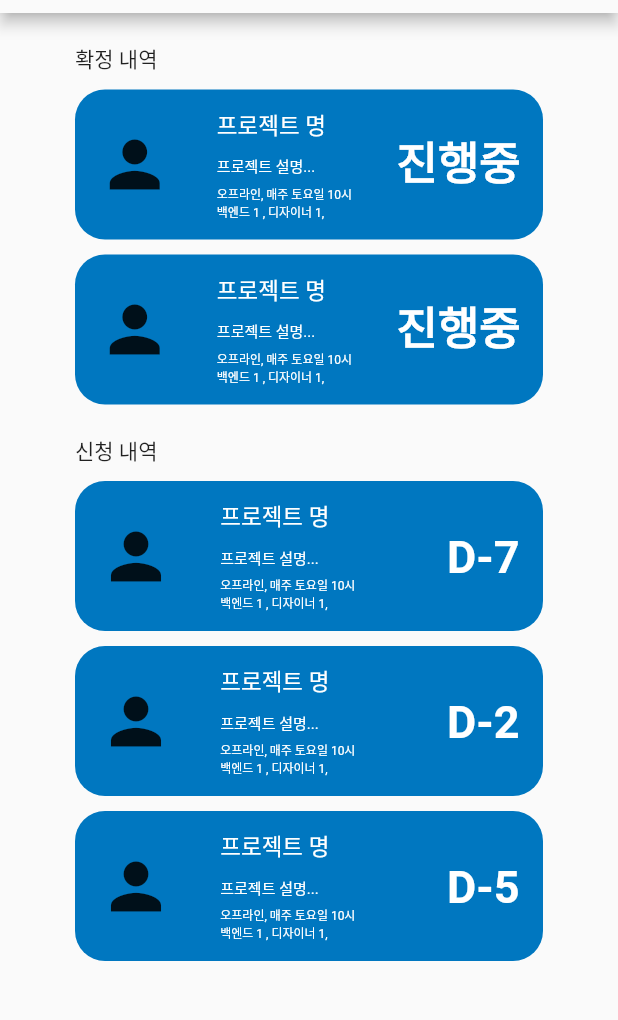
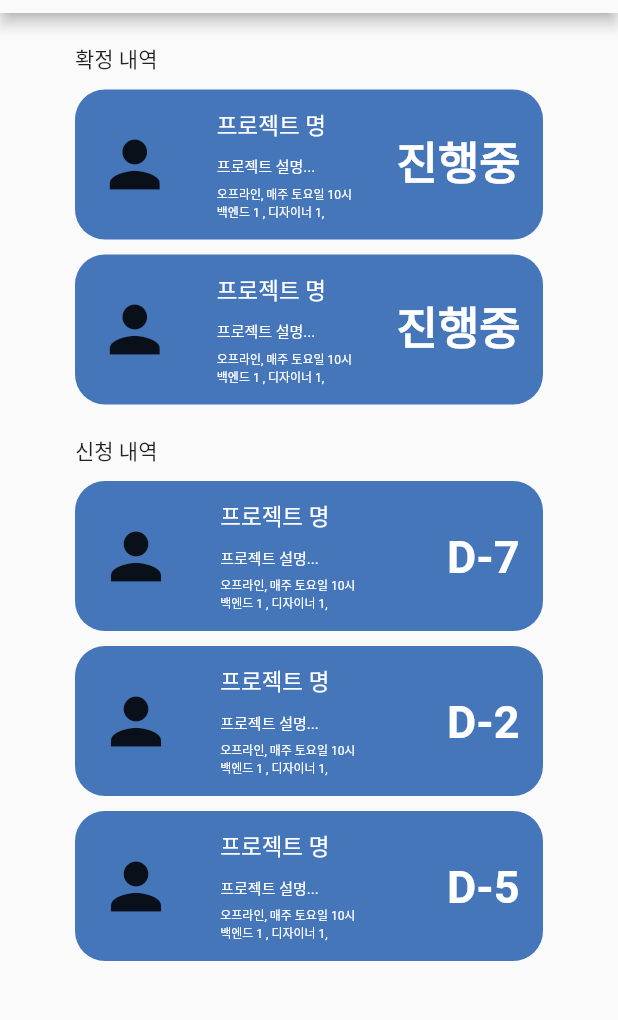
Before and after one commit to computerteam9/MEETEAM, a Flutter app: the MainPage screen opened directly, after a tap on the "add" icon, on a phone screen of 412 x 824 dp, the part 71-1091 px from its top. Run offline on Flutter 3.47's test engine with Material 2 defaults, Android fonts, the phone set to English and light mode, and no system bars.

Commit message:
수정 : color1, color3 색 코드

```diff
--- a/lib/MainPage.dart
+++ b/lib/MainPage.dart
@@ -3,11 +3,10 @@
 import 'package:meetteam/Appbar3.dart';
 import 'package:meetteam/ProjectWritePage.dart';
 import 'package:meetteam/ProjectListPage.dart';
+import 'package:meetteam/Color.dart';
 
 class MainPage extends StatelessWidget {
   const MainPage({super.key});
-  static const mainColor = Color(0xff83B8EE);
-  static const subColor = Color(0Xff4676BA);
 
   @override
   Widget build(BuildContext context) {
@@ -41,7 +40,7 @@
                     margin: const EdgeInsets.only(top: 10),
                     padding: const EdgeInsets.fromLTRB(10, 10, 10, 10),
                     decoration: BoxDecoration(
-                        color: mainColor,
+                        color: CustomColor.color1,
                         borderRadius: BorderRadius.circular(20)),
                     child: Row(
                       mainAxisAlignment: MainAxisAlignment.spaceAround,
@@ -102,7 +101,7 @@
                       margin: const EdgeInsets.fromLTRB(0, 10, 50, 10),
                       padding: const EdgeInsets.fromLTRB(0, 10, 0, 0),
                       decoration: BoxDecoration(
-                          color: subColor,
+                          color: CustomColor.color3,
                           borderRadius: BorderRadius.circular(20)),
                       child: Column(
                           crossAxisAlignment: CrossAxisAlignment.start,
--- a/lib/color.dart
+++ b/lib/color.dart
@@ -1,6 +1,6 @@
 import 'package:flutter/material.dart';
 
 class CustomColor {
-  static const Color color1 = Color(0xff5dbaf4);
-  static const Color color3 = Color(0xff0077c0);
+  static const Color color1 = Color(0xff83B8EE);
+  static const Color color3 = Color(0Xff4676BA);
 }
```
